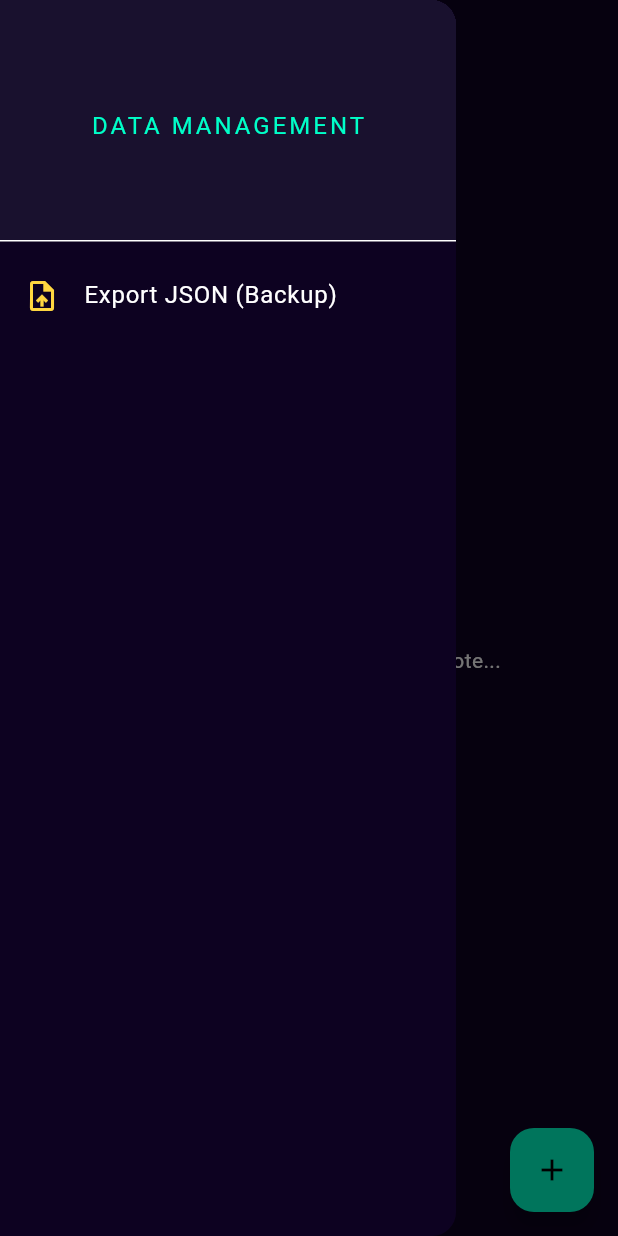
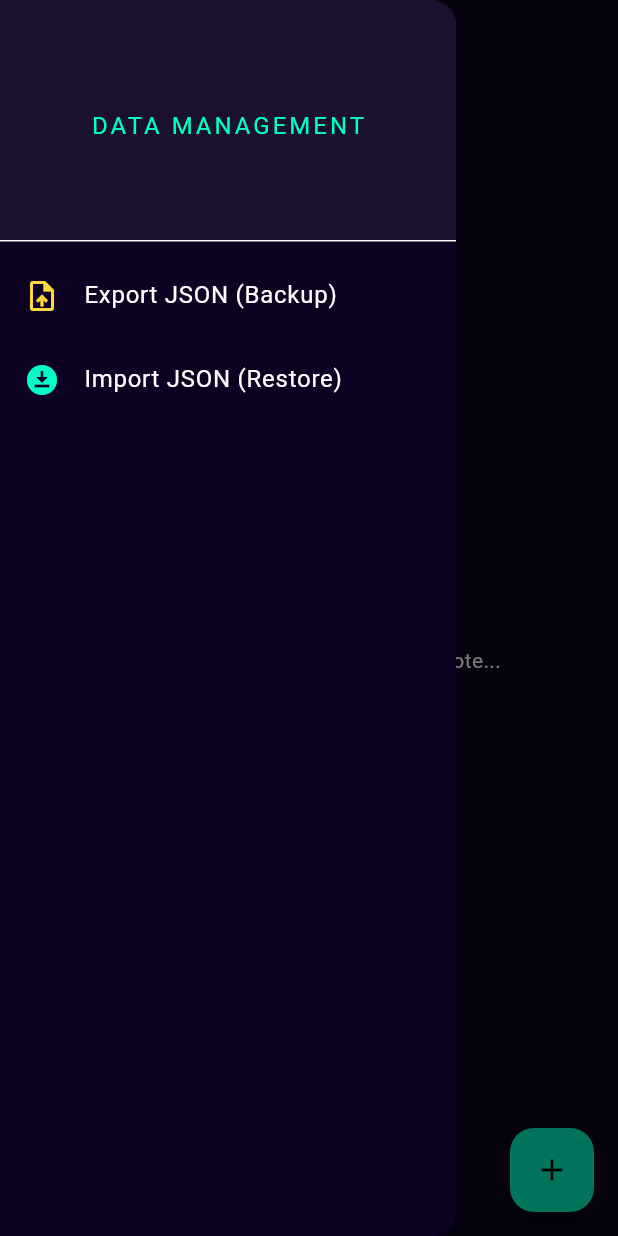
Before and after one commit to ferdoushasanpr/Vaultnote, a Flutter app: the HomeScreen screen opened directly, with the side drawer open, on a phone screen of 412 x 824 dp. Run offline on Flutter 3.47's test engine with Material 3 defaults, Android fonts, the phone set to English and light mode, and no system bars; our stand-ins replace file_picker, share_plus, shared_preferences; accounts and stored records are empty.

Commit message:
feat: Import JSON Option Added to Drawer

```diff
--- a/lib/screens/home_screen.dart
+++ b/lib/screens/home_screen.dart
@@ -33,6 +33,24 @@ class HomeScreen extends StatelessWidget {
               leading: const Icon(Icons.upload_file, color: Colors.amberAccent),
               title: const Text("Export JSON (Backup)"),
               onTap: () => noteProvider.exportNotes(),
+            ),
+            ListTile(
+              leading: const Icon(
+                Icons.download_for_offline,
+                color: Color(0xFF00FFC8),
+              ),
+              title: const Text("Import JSON (Restore)"),
+              onTap: () async {
+                bool success = await noteProvider.importNotes();
+                if (success && context.mounted) {
+                  Navigator.pop(context); // Close drawer
+                  ScaffoldMessenger.of(context).showSnackBar(
+                    const SnackBar(
+                      content: Text("Notes synchronized successfully!"),
+                    ),
+                  );
+                }
+              },
             ),
           ],
         ),
```
